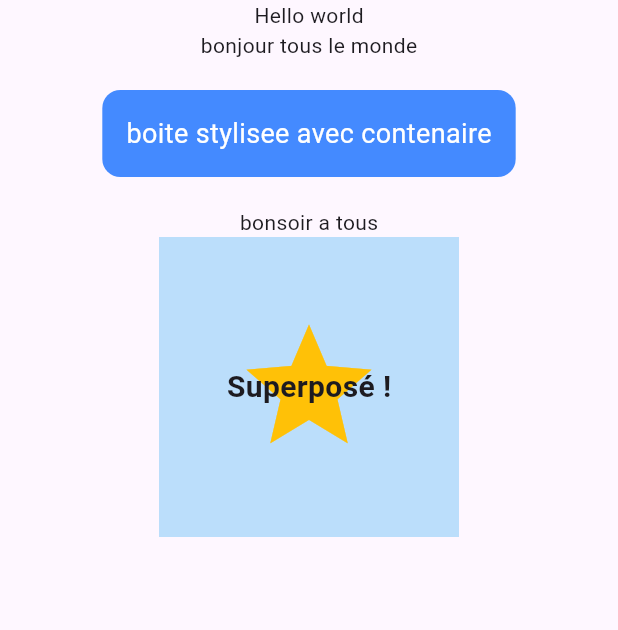
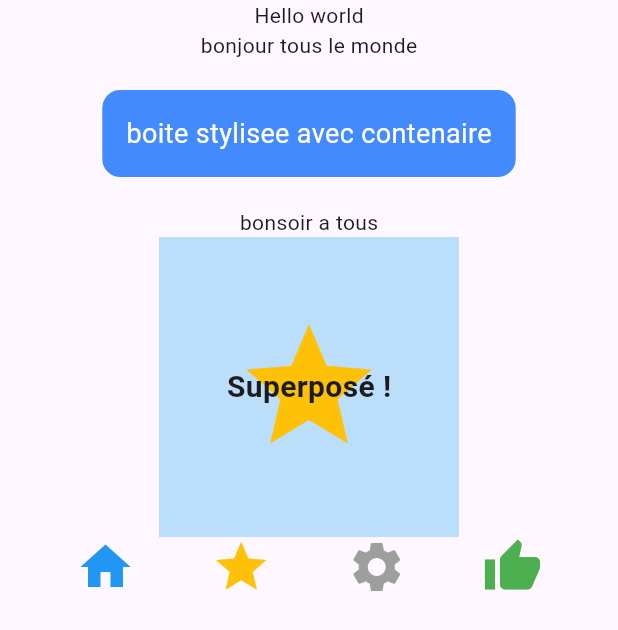
Before and after one commit to hamza-tinhinan/atelier02-flutter, a Flutter app: the screen it shows after launch, on a phone screen of 412 x 824 dp. Shown: the top 630 px of the screen. Run offline on Flutter 3.47's test engine with Material 3 defaults, Android fonts, the phone set to English and light mode, and no system bars.

Commit message:
Etape 5 : Ajout d'une Row avec quatre icônes

```diff
--- a/lib/main.dart
+++ b/lib/main.dart
@@ -58,10 +58,20 @@ class MainApp extends StatelessWidget {
                   ),
                 ],
               ),
+              Row(
+                mainAxisAlignment: MainAxisAlignment.spaceEvenly,
+                crossAxisAlignment: CrossAxisAlignment.center,
+                children: [
+                  Icon(Icons.home, color: Colors.blue, size: 40),
+                  Icon(Icons.star, color: Colors.amber, size: 40),
+                  Icon(Icons.settings, color: Colors.grey, size: 40),
+                  Icon(Icons.thumb_up, color: Colors.green, size: 40),
             ],
           ),
+          ],
         ),
       ),
+    ),
     );
-  }
+    }
 }
```
